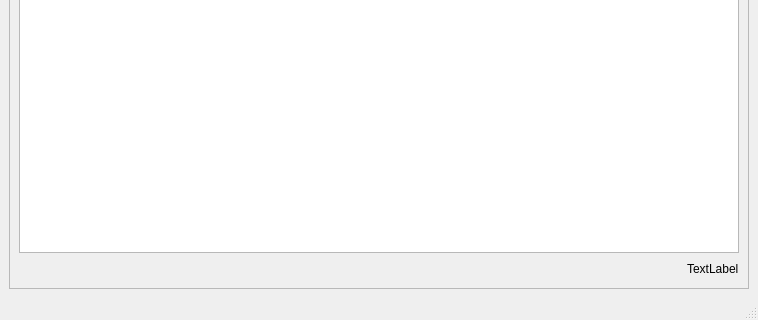
First picture: the form in uifiles/MainWindow.ui, repository IcosahedralDice/etracker, before the edit; both pictures show x 0 to 758 and y 295 to 615 of the 758 by 615 pixel window.
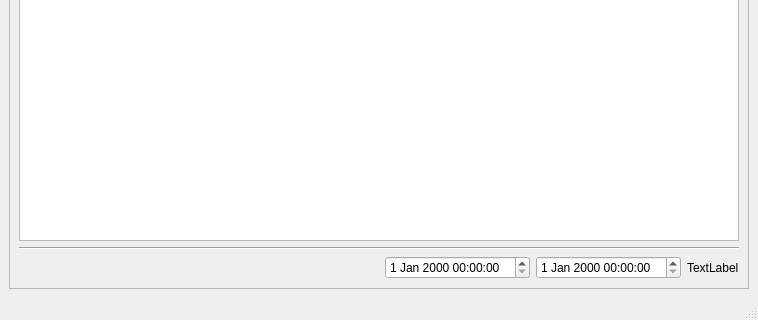
Second picture: the form after the edit.

Commit message: add date range

```diff
--- a/uifiles/MainWindow.ui
+++ b/uifiles/MainWindow.ui
@@ -38,6 +38,50 @@
           </rect>
          </property>
          <layout class="QGridLayout" name="gridLayout_2">
+          <item row="0" column="0">
+           <layout class="QHBoxLayout" name="horizontalLayout">
+            <item>
+             <widget class="QPushButton" name="addButton">
+              <property name="text">
+               <string>Types</string>
+              </property>
+             </widget>
+            </item>
+            <item>
+             <widget class="QLineEdit" name="searchBar"/>
+            </item>
+           </layout>
+          </item>
+          <item row="3" column="0">
+           <layout class="QHBoxLayout" name="horizontalLayout_2">
+            <item>
+             <spacer name="horizontalSpacer">
+              <property name="orientation">
+               <enum>Qt::Horizontal</enum>
+              </property>
+              <property name="sizeHint" stdset="0">
+               <size>
+                <width>40</width>
+                <height>20</height>
+               </size>
+              </property>
+             </spacer>
+            </item>
+            <item>
+             <widget class="QDateTimeEdit" name="dateTimeEdit"/>
+            </item>
+            <item>
+             <widget class="QDateTimeEdit" name="dateTimeEdit_2"/>
+            </item>
+            <item>
+             <widget class="QLabel" name="countLabel">
+              <property name="text">
+               <string>TextLabel</string>
+              </property>
+             </widget>
+            </item>
+           </layout>
+          </item>
           <item row="1" column="0">
            <widget class="QTableWidget" name="tableWidget">
             <property name="cursor" stdset="0">
@@ -75,42 +119,11 @@
            </widget>
           </item>
           <item row="2" column="0">
-           <layout class="QHBoxLayout" name="horizontalLayout_2">
-            <item>
-             <spacer name="horizontalSpacer">
-              <property name="orientation">
-               <enum>Qt::Horizontal</enum>
-              </property>
-              <property name="sizeHint" stdset="0">
-               <size>
-                <width>40</width>
-                <height>20</height>
-               </size>
-              </property>
-             </spacer>
-            </item>
-            <item>
-             <widget class="QLabel" name="countLabel">
-              <property name="text">
-               <string>TextLabel</string>
-              </property>
-             </widget>
-            </item>
-           </layout>
-          </item>
-          <item row="0" column="0">
-           <layout class="QHBoxLayout" name="horizontalLayout">
-            <item>
-             <widget class="QPushButton" name="addButton">
-              <property name="text">
-               <string>Types</string>
-              </property>
-             </widget>
-            </item>
-            <item>
-             <widget class="QLineEdit" name="searchBar"/>
-            </item>
-           </layout>
+           <widget class="Line" name="line">
+            <property name="orientation">
+             <enum>Qt::Horizontal</enum>
+            </property>
+           </widget>
           </item>
          </layout>
         </widget>
```
